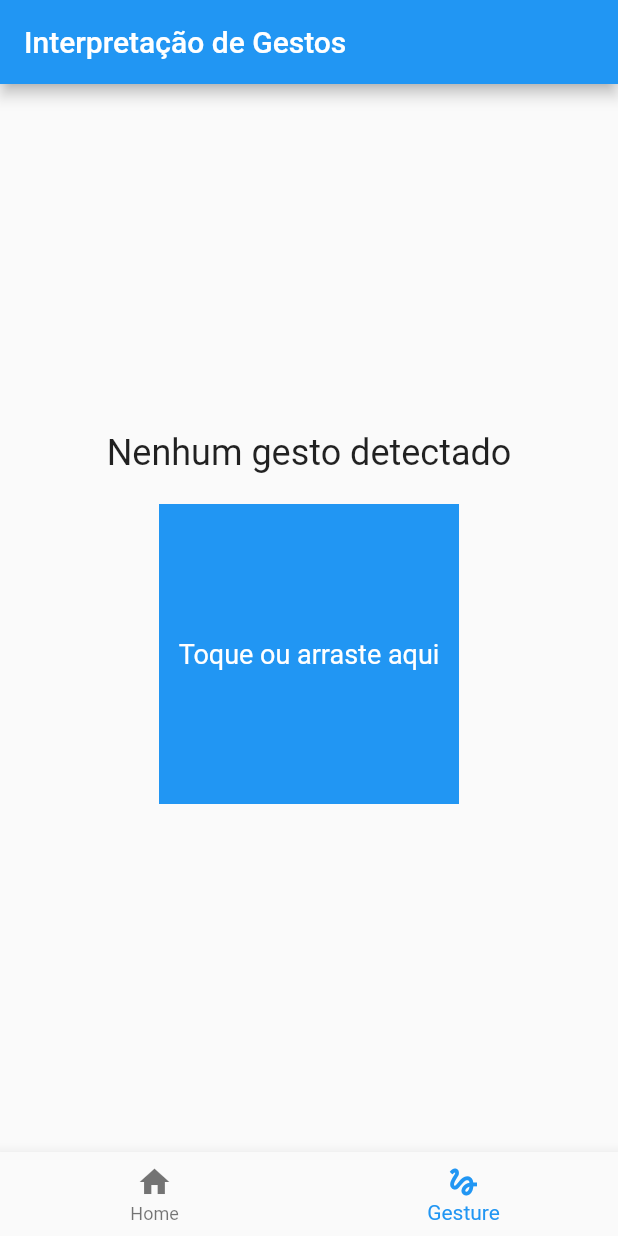
After one commit to DolAndi/flutter-g2-accessibility, a Flutter app: the screen it shows after launch, item 2 of the bottom bar chosen, on a phone screen of 412 x 824 dp. The commit adds this screen. Run offline on Flutter 3.47's test engine with Material 2 defaults, Android fonts, the light colour scheme and no system bars; our stand-ins replace flutter_tts, speech_to_text.

Commit message:
Adição da tela de leitura por aúdio e de gestos, remoção de termos depreciados e refatoração

```diff
--- a/accessibility_flutter/lib/main.dart
+++ b/accessibility_flutter/lib/main.dart
@@ -1,19 +1,50 @@
 import 'package:flutter/material.dart';
 import 'screens/home_screen.dart';
+import 'screens/gesture_interpreter_screen.dart';
 
-void main() {
-  runApp(AccessibilityApp());
+void main() => runApp(AccessibilityApp());
+
+class AccessibilityApp extends StatefulWidget {
+  @override
+  _AccessibilityAppState createState() => _AccessibilityAppState();
 }
 
-class AccessibilityApp extends StatelessWidget {
+class _AccessibilityAppState extends State<AccessibilityApp> {
+  int _currentIndex = 0;
+  List<Widget> _screens = [
+    HomeScreen(),
+    GestureInterpreter(),
+  ];
+
   @override
   Widget build(BuildContext context) {
     return MaterialApp(
+      debugShowCheckedModeBanner: false,
       title: 'Accessibility App',
       theme: ThemeData(
         primarySwatch: Colors.blue,
       ),
-      home: HomeScreen(),
+      home: Scaffold(
+        body: _screens[_currentIndex],
+        bottomNavigationBar: BottomNavigationBar(
+          currentIndex: _currentIndex,
+          onTap: (index) {
+            setState(() {
+              _currentIndex = index;
+            });
+          },
+          items: [
+            BottomNavigationBarItem(
+              icon: Icon(Icons.home),
+              label: 'Home',
+            ),
+            BottomNavigationBarItem(
+              icon: Icon(Icons.gesture),
+              label: 'Gesture',
+            ),
+          ],
+        ),
+      ),
     );
   }
 }
--- /dev/null
+++ b/accessibility_flutter/lib/screens/gesture_interpreter_screen.dart
@@ -0,0 +1,73 @@
+import 'package:flutter/material.dart';
+
+class GestureInterpreter extends StatefulWidget {
+  @override
+  _GestureInterpreterState createState() => _GestureInterpreterState();
+}
+
+class _GestureInterpreterState extends State<GestureInterpreter> {
+  String gestureText = 'Nenhum gesto detectado';
+
+  @override
+  Widget build(BuildContext context) {
+    return Scaffold(
+      appBar: AppBar(
+        title: Text('Interpretação de Gestos'),
+      ),
+      body: Center(
+        child: Column(
+          mainAxisAlignment: MainAxisAlignment.center,
+          children: [
+            Text(
+              gestureText,
+              style: TextStyle(fontSize: 24),
+            ),
+            SizedBox(height: 20),
+            GestureDetector(
+              child: Container(
+                width: 200,
+                height: 200,
+                color: Colors.blue,
+                alignment: Alignment.center,
+                child: Text(
+                  'Toque ou arraste aqui',
+                  style: TextStyle(fontSize: 18, color: Colors.white),
+                ),
+              ),
+              onTap: () {
+                setState(() {
+                  gestureText = 'Toque detectado';
+                });
+              },
+              onDoubleTap: () {
+                setState(() {
+                  gestureText = 'Toque duplo detectado';
+                });
+              },
+              onLongPress: () {
+                setState(() {
+                  gestureText = 'Pressionamento longo detectado';
+                });
+              },
+              onPanStart: (details) {
+                setState(() {
+                  gestureText = 'Arraste iniciado';
+                });
+              },
+              onPanUpdate: (details) {
+                setState(() {
+                  gestureText = 'Arraste em progresso';
+                });
+              },
+              onPanEnd: (details) {
+                setState(() {
+                  gestureText = 'Arraste finalizado';
+                });
+              },
+            ),
+          ],
+        ),
+      ),
+    );
+  }
+}
--- a/accessibility_flutter/pubspec.yaml
+++ b/accessibility_flutter/pubspec.yaml
@@ -30,6 +30,7 @@ environment:
 dependencies:
   flutter:
     sdk: flutter
+  flutter_tts: ^3.0.0
 
 
   # The following adds the Cupertino Icons font to your application.
```
Also changed, not shown: accessibility_flutter/lib/screens/accessibility_screen.dart (added, +49 -0 lines), accessibility_flutter/lib/screens/home_screen.dart (+43 -9 lines), accessibility_flutter/pubspec.lock, 4 other files.
